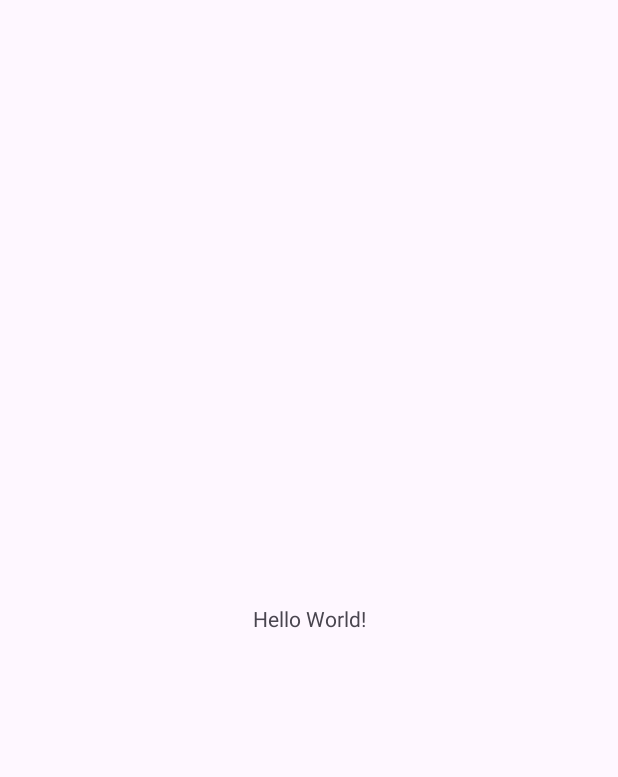
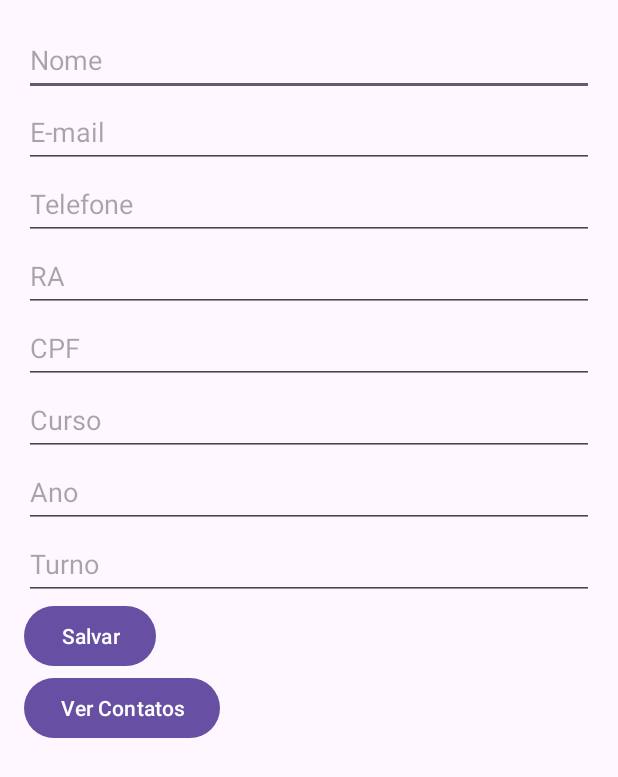
Before and after one commit to LeonardoSuffi/rold_app, an Android app: the screen it shows after launch (MainActivity), on a phone screen of 412 x 824 dp. Before the commit the part shown is almost empty. Shown: the top 777 px of the screen. Run offline under Robolectric (Android 15) with nearby library versions, the phone set to English and light mode, and no system bars.

```diff
--- a/app/build.gradle.kts
+++ b/app/build.gradle.kts
@@ -29,6 +29,9 @@ android {
         sourceCompatibility = JavaVersion.VERSION_1_8
         targetCompatibility = JavaVersion.VERSION_1_8
     }
+    buildFeatures {
+        viewBinding = true
+    }
 }
 
 dependencies {
@@ -37,6 +40,8 @@ dependencies {
     implementation(libs.material)
     implementation(libs.activity)
     implementation(libs.constraintlayout)
+    implementation(libs.navigation.fragment)
+    implementation(libs.navigation.ui)
     testImplementation(libs.junit)
     androidTestImplementation(libs.ext.junit)
     androidTestImplementation(libs.espresso.core)
--- a/app/src/main/java/intra/uninga/rold_app/MainActivity.java
+++ b/app/src/main/java/intra/uninga/rold_app/MainActivity.java
@@ -1,24 +1,79 @@
 package intra.uninga.rold_app;
 
+import androidx.appcompat.app.AppCompatActivity;
+import android.content.Intent;
 import android.os.Bundle;
-
-import androidx.activity.EdgeToEdge;
-import androidx.appcompat.app.AppCompatActivity;
-import androidx.core.graphics.Insets;
-import androidx.core.view.ViewCompat;
-import androidx.core.view.WindowInsetsCompat;
+import android.view.View;
+import android.widget.Button;
+import android.widget.EditText;
+import android.widget.Toast;
 
 public class MainActivity extends AppCompatActivity {
+
+    private EditText editTextNome, editTextEmail, editTextTelefone, editTextRA, editTextCPF, editTextCurso, editTextAno, editTextTurno;
+    private Button buttonSalvar, buttonVerContatos;
+    private DatabaseHelper databaseHelper;
 
     @Override
     protected void onCreate(Bundle savedInstanceState) {
         super.onCreate(savedInstanceState);
-        EdgeToEdge.enable(this);
         setContentView(R.layout.activity_main);
-        ViewCompat.setOnApplyWindowInsetsListener(findViewById(R.id.main), (v, insets) -> {
-            Insets systemBars = insets.getInsets(WindowInsetsCompat.Type.systemBars());
-            v.setPadding(systemBars.left, systemBars.top, systemBars.right, systemBars.bottom);
-            return insets;
+
+        editTextNome = findViewById(R.id.editTextNome);
+        editTextEmail = findViewById(R.id.editTextEmail);
+        editTextTelefone = findViewById(R.id.editTextTelefone);
+        editTextRA = findViewById(R.id.editTextRA);
+        editTextCPF = findViewById(R.id.editTextCPF);
+        editTextCurso = findViewById(R.id.editTextCurso);
+        editTextAno = findViewById(R.id.editTextAno);
+        editTextTurno = findViewById(R.id.editTextTurno);
+        buttonSalvar = findViewById(R.id.buttonSalvar);
+        buttonVerContatos = findViewById(R.id.buttonVerContatos);
+        databaseHelper = new DatabaseHelper(this);
+
+        buttonSalvar.setOnClickListener(new View.OnClickListener() {
+            @Override
+            public void onClick(View v) {
+                String nome = editTextNome.getText().toString();
+                String email = editTextEmail.getText().toString();
+                String telefone = editTextTelefone.getText().toString();
+                int ra = Integer.parseInt(editTextRA.getText().toString());
+                String cpf = editTextCPF.getText().toString();
+                String curso = editTextCurso.getText().toString();
+                int ano = Integer.parseInt(editTextAno.getText().toString());
+                String turno = editTextTurno.getText().toString();
+
+                if (nome.isEmpty() || email.isEmpty() || telefone.isEmpty() || curso.isEmpty() || turno.isEmpty()) {
+                    Toast.makeText(MainActivity.this, "Preencha todos os campos", Toast.LENGTH_SHORT).show();
+                } else {
+                    boolean isInserted = databaseHelper.addContato(nome, email, telefone, ra, cpf, curso, ano, turno);
+                    if (isInserted) {
+                        Toast.makeText(MainActivity.this, "Contato salvo com sucesso", Toast.LENGTH_SHORT).show();
+                        clearFields();
+                    } else {
+                        Toast.makeText(MainActivity.this, "Erro ao salvar contato", Toast.LENGTH_SHORT).show();
+                    }
+                }
+            }
+
+            private void clearFields() {
+                editTextNome.setText("");
+                editTextEmail.setText("");
+                editTextTelefone.setText("");
+                editTextRA.setText("");
+                editTextCPF.setText("");
+                editTextCurso.setText("");
+                editTextAno.setText("");
+                editTextTurno.setText("");
+            }
+        });
+
+        buttonVerContatos.setOnClickListener(new View.OnClickListener() {
+            @Override
+            public void onClick(View v) {
+                Intent intent = new Intent(MainActivity.this, ListarContactsActivity.class);
+                startActivity(intent);
+            }
         });
     }
 }
--- a/app/src/main/res/layout/activity_main.xml
+++ b/app/src/main/res/layout/activity_main.xml
@@ -1,19 +1,78 @@
-<?xml version="1.0" encoding="utf-8"?>
-<androidx.constraintlayout.widget.ConstraintLayout xmlns:android="http://schemas.android.com/apk/res/android"
-    xmlns:app="http://schemas.android.com/apk/res-auto"
-    xmlns:tools="http://schemas.android.com/tools"
-    android:id="@+id/main"
+<LinearLayout
+    xmlns:android="http://schemas.android.com/apk/res/android"
     android:layout_width="match_parent"
     android:layout_height="match_parent"
-    tools:context=".MainActivity">
+    android:orientation="vertical"
+    android:padding="16dp">
 
-    <TextView
+    <EditText
+        android:id="@+id/editTextNome"
+        android:layout_width="match_parent"
+        android:layout_height="48dp"
+        android:hint="@string/nome"
+        android:importantForAutofill="yes" />
+
+    <EditText
+        android:id="@+id/editTextEmail"
+        android:layout_width="match_parent"
+        android:layout_height="48dp"
+        android:hint="@string/email"
+        android:importantForAutofill="yes" />
+
+    <EditText
+        android:id="@+id/editTextTelefone"
+        android:layout_width="match_parent"
+        android:layout_height="48dp"
+        android:hint="@string/telefone"
+        android:importantForAutofill="yes" />
+
+    <EditText
+        android:id="@+id/editTextRA"
+        android:layout_width="match_parent"
+        android:layout_height="48dp"
+        android:hint="@string/ra"
+        android:inputType="number"
+        android:importantForAutofill="yes" />
+
+    <EditText
+        android:id="@+id/editTextCPF"
+        android:layout_width="match_parent"
+        android:layout_height="48dp"
+        android:hint="@string/cpf"
+        android:inputType="number"
+        android:importantForAutofill="yes" />
+
+    <EditText
+        android:id="@+id/editTextCurso"
+        android:layout_width="match_parent"
+        android:layout_height="48dp"
+        android:hint="@string/curso"
+        android:importantForAutofill="yes" />
+
+    <EditText
+        android:id="@+id/editTextAno"
+        android:layout_width="match_parent"
+        android:layout_height="48dp"
+        android:hint="@string/ano"
+        android:inputType="number"
+        android:importantForAutofill="yes" />
+
+    <EditText
+        android:id="@+id/editTextTurno"
+        android:layout_width="match_parent"
+        android:layout_height="48dp"
+        android:hint="@string/turno"
+        android:importantForAutofill="yes" />
+
+    <Button
+        android:id="@+id/buttonSalvar"
         android:layout_width="wrap_content"
         android:layout_height="wrap_content"
-        android:text="Hello World!"
-        app:layout_constraintBottom_toBottomOf="parent"
-        app:layout_constraintEnd_toEndOf="parent"
-        app:layout_constraintStart_toStartOf="parent"
-        app:layout_constraintTop_toTopOf="parent" />
+        android:text="@string/salvar" />
 
-</androidx.constraintlayout.widget.ConstraintLayout>
+    <Button
+        android:id="@+id/buttonVerContatos"
+        android:layout_width="wrap_content"
+        android:layout_height="wrap_content"
+        android:text="@string/ver_contatos" />
+</LinearLayout>
--- /dev/null
+++ b/app/src/main/res/values-land/dimens.xml
@@ -0,0 +1,3 @@
+<resources>
+    <dimen name="fab_margin">48dp</dimen>
+</resources>
--- /dev/null
+++ b/app/src/main/res/values-v23/themes.xml
@@ -0,0 +1,9 @@
+<resources xmlns:tools="http://schemas.android.com/tools">
+
+    <style name="Theme.Rold_app" parent="Base.Theme.Rold_app">
+        <!-- Transparent system bars for edge-to-edge. -->
+        <item name="android:navigationBarColor">@android:color/transparent</item>
+        <item name="android:statusBarColor">@android:color/transparent</item>
+        <item name="android:windowLightStatusBar">?attr/isLightTheme</item>
+    </style>
+</resources>
--- /dev/null
+++ b/app/src/main/res/values-w1240dp/dimens.xml
@@ -0,0 +1,3 @@
+<resources>
+    <dimen name="fab_margin">200dp</dimen>
+</resources>
--- /dev/null
+++ b/app/src/main/res/values-w600dp/dimens.xml
@@ -0,0 +1,3 @@
+<resources>
+    <dimen name="fab_margin">48dp</dimen>
+</resources>
--- /dev/null
+++ b/app/src/main/res/values/dimens.xml
@@ -0,0 +1,3 @@
+<resources>
+    <dimen name="fab_margin">16dp</dimen>
+</resources>
--- a/app/src/main/res/values/strings.xml
+++ b/app/src/main/res/values/strings.xml
@@ -1,3 +1,12 @@
 <resources>
-    <string name="app_name">rold_app</string>
+    <string name="nome">Nome</string>
+    <string name="email">E-mail</string>
+    <string name="telefone">Telefone</string>
+    <string name="ra">RA</string>
+    <string name="cpf">CPF</string>
+    <string name="curso">Curso</string>
+    <string name="ano">Ano</string>
+    <string name="turno">Turno</string>
+    <string name="salvar">Salvar</string>
+    <string name="ver_contatos">Ver Contatos</string>
 </resources>
--- a/gradle/libs.versions.toml
+++ b/gradle/libs.versions.toml
@@ -7,6 +7,8 @@ appcompat = "1.7.0"
 material = "1.12.0"
 activity = "1.8.0"
 constraintlayout = "2.1.4"
+navigationFragment = "2.7.7"
+navigationUi = "2.7.7"
 
 [libraries]
 junit = { group = "junit", name = "junit", version.ref = "junit" }
@@ -16,6 +18,8 @@ appcompat = { group = "androidx.appcompat", name = "appcompat", version.ref = "a
 material = { group = "com.google.android.material", name = "material", version.ref = "material" }
 activity = { group = "androidx.activity", name = "activity", version.ref = "activity" }
 constraintlayout = { group = "androidx.constraintlayout", name = "constraintlayout", version.ref = "constraintlayout" }
+navigation-fragment = { group = "androidx.navigation", name = "navigation-fragment", version.ref = "navigationFragment" }
+navigation-ui = { group = "androidx.navigation", name = "navigation-ui", version.ref = "navigationUi" }
 
 [plugins]
 androidApplication = { id = "com.android.application", version.ref = "agp" }
```
Also changed, not shown: app/src/main/AndroidManifest.xml (+7 -0 lines), app/src/main/java/intra/uninga/rold_app/DatabaseHelper.java (added, +64 -0 lines), app/src/main/java/intra/uninga/rold_app/ListarContactsActivity.java (added, +57 -0 lines), app/src/main/res/layout/activity_listar_contacts.xml (added, +10 -0 lines), app/src/main/res/navigation/nav_graph.xml (added, +28 -0 lines).
